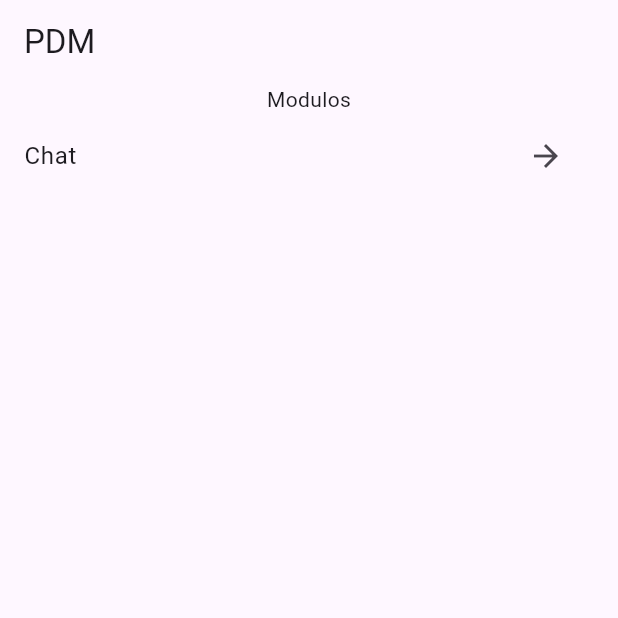
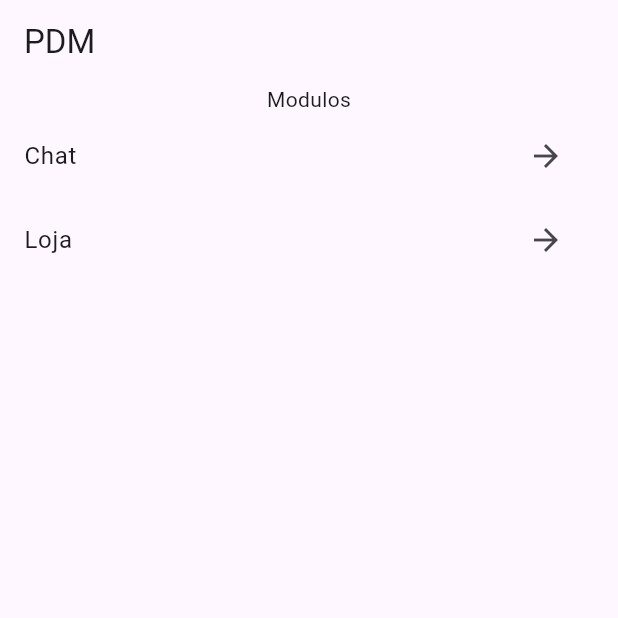
Before and after one commit to caang2025119tads0024-wq/projeto-mobile, a Flutter app: the screen it shows after launch, on a phone screen of 412 x 824 dp, the top half of it. Run offline on Flutter 3.47's test engine with Material 3 defaults, Android fonts, the phone set to English and light mode, and no system bars; our stand-ins replace flutter_bloc.

Commit message:
adicionado a pagina product_lis no home

```diff
--- a/lib/home.dart
+++ b/lib/home.dart
@@ -1,36 +1,53 @@
 import 'package:aula_01/features/chat/presentation/pages/chat_list_page.dart';
 import 'package:flutter/material.dart';
+import 'package:aula_01/features/store/presentation/pages/product_list_page.dart';
 
 class Home extends StatelessWidget {
   const Home({super.key});
 
   @override
-  Widget build(BuildContext context){
+  Widget build(BuildContext context) {
     return Scaffold(
-      appBar: AppBar(title: Text('PDM'),),
+      appBar: AppBar(title: Text('PDM')),
       body: Column(
-
         children: [
           Text('Modulos'),
-          Expanded(child:
-          ListView(
+          Expanded(
+            child: ListView(
               children: [
                 ListTile(
                   title: Text('Chat'),
 
-                trailing: IconButton(onPressed: (){
-                  Navigator.push(context, MaterialPageRoute(builder: (context)=> ChatListPage())
+                  trailing: IconButton(
+                    onPressed: () {
+                      Navigator.push(
+                        context,
+                        MaterialPageRoute(builder: (context) => ChatListPage()),
                       );
-
-                }, icon: Icon(Icons.arrow_forward)),
+                    },
+                    icon: Icon(Icons.arrow_forward),
+                  ),
+                ),
+                // Novo Modulo de Loja
+                ListTile(
+                  title: Text('Loja'),
+                  trailing: IconButton(
+                    onPressed: () {
+                      Navigator.push(
+                        context,
+                        MaterialPageRoute(
+                          builder: (context) => ProductListPage(),
+                        ),
+                      );
+                    },
+                    icon: Icon(Icons.arrow_forward),
+                  ),
                 ),
               ],
             ),
           ),
         ],
-
       ),
-
     );
   }
 }
```
Lines whose indentation alone changed are shown as unchanged.
